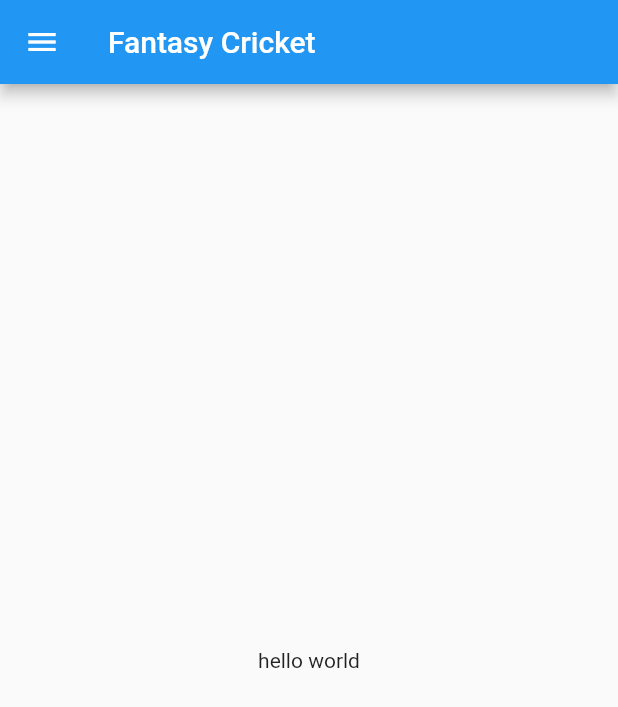
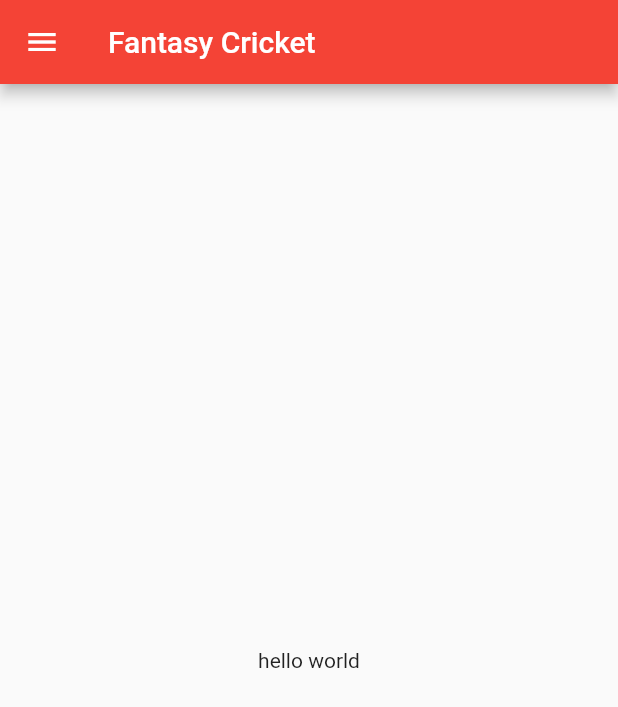
Before and after one commit to rajk7/flutterFirstApp, a Flutter app: the screen it shows after launch, on a phone screen of 412 x 824 dp. Shown: the top 707 px of the screen. Run offline on Flutter 3.47's test engine with Material 2 defaults, Android fonts, the phone set to English and light mode, and no system bars.

```diff
--- a/lib/main.dart
+++ b/lib/main.dart
@@ -1,4 +1,5 @@
-import 'package:firstapp/home_page.dart';
+import 'package:firstapp/pages/home_page.dart';
+import 'package:firstapp/pages/log_page.dart';
 import 'package:flutter/material.dart';
 
 void main() {
@@ -9,7 +10,17 @@ class MyApp extends StatelessWidget {
   @override
   Widget build(BuildContext context) {
     return MaterialApp(
-      home: HomePage(),
+      //home: HomePage(),
+      themeMode: ThemeMode.light, //Dark and light mode
+      theme: ThemeData(primarySwatch: Colors.red),
+      darkTheme: ThemeData(
+        brightness: Brightness.dark,
+      ),
+      routes: {
+        "/": (context) => HomePage(),
+        "/home": (context) => HomePage(),
+        "/login": (context) => LoginPage()
+      },
     );
   }
 }
```
Also changed, not shown: lib/pages/log_page.dart (added, +12 -0 lines), lib/pages/home_page.dart (renamed from lib/home_page.dart), 1 other file.
